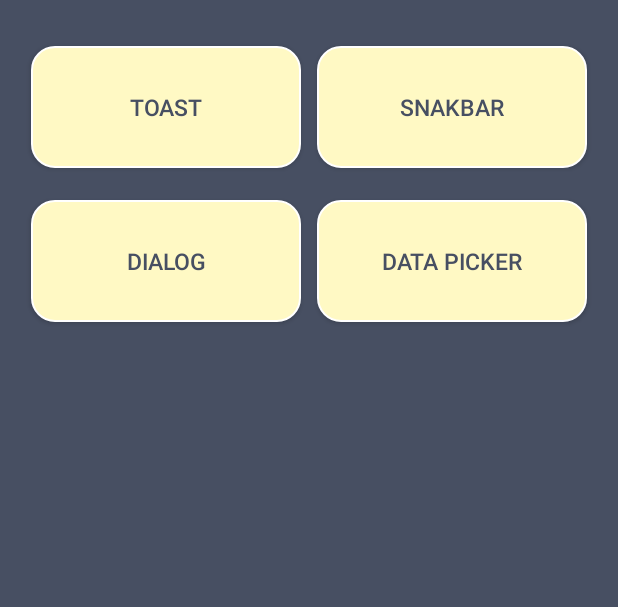
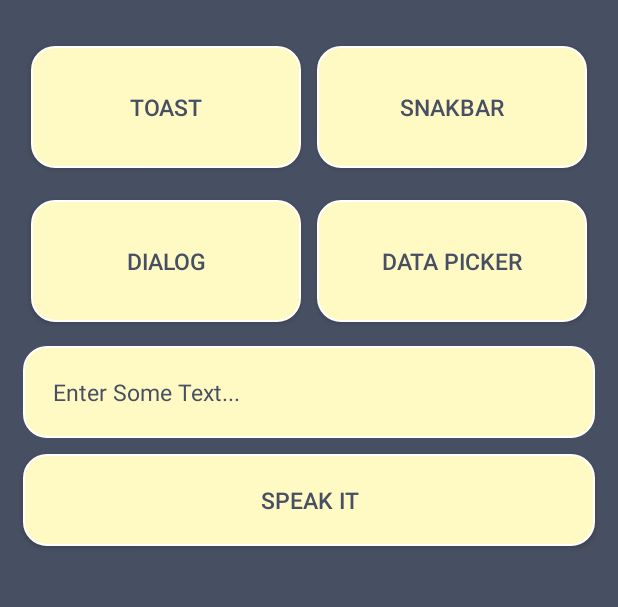
Before and after one commit to Takshaksh/AndroidProjects, an Android app: the screen it shows after launch (MainActivity), on a phone screen of 412 x 824 dp, the part 86-693 px from its top. Run offline under Robolectric (Android 15) with nearby library versions, the phone set to English and light mode, and no system bars.

Commit message:
Text to speech added
Comments to the project added

```diff
--- a/Notify/app/src/main/java/com/linuxh2o/notify/MainActivity.java
+++ b/Notify/app/src/main/java/com/linuxh2o/notify/MainActivity.java
@@ -6,19 +6,22 @@ import android.app.AlertDialog;
 import android.app.DatePickerDialog;
 import android.content.DialogInterface;
 import android.os.Bundle;
+import android.speech.tts.TextToSpeech;
 import android.view.Gravity;
 import android.view.View;
 import android.widget.Button;
 import android.widget.DatePicker;
+import android.widget.EditText;
 import android.widget.Toast;
-
 import com.google.android.material.snackbar.Snackbar;
-
 import java.util.Calendar;
+import java.util.Locale;
 
 public class MainActivity extends AppCompatActivity {
 
-    private Button toast, snakbar, datePicker, dialog;
+    private Button toast, snakbar, datePicker, dialog, speakButton;
+    private EditText speakText;
+    private TextToSpeech tts;
 
     @Override
     protected void onCreate(Bundle savedInstanceState) {
@@ -29,6 +32,8 @@ public class MainActivity extends AppCompatActivity {
         snakbar     = findViewById(R.id.snakbar);
         datePicker  = findViewById(R.id.datePicker);
         dialog      = findViewById(R.id.dialog);
+        speakButton = findViewById(R.id.speakButton);
+        speakText   = findViewById(R.id.speakText);
 
         final AlertDialog.Builder builder = new AlertDialog.Builder(this);
 
@@ -50,6 +55,8 @@ public class MainActivity extends AppCompatActivity {
             }
         });
 
+        // Date picker event with Calender class object to fetch current date
+
         datePicker.setOnClickListener(new View.OnClickListener() {
             @Override
             public void onClick(View v) {
@@ -70,6 +77,8 @@ public class MainActivity extends AppCompatActivity {
 
             }
         });
+
+        // Dialog to show exit pop-up
 
         dialog.setOnClickListener(new View.OnClickListener() {
             @Override
@@ -99,5 +108,39 @@ public class MainActivity extends AppCompatActivity {
                 alert.show();
             }
         });
+
+        // Text-to-speech onclick listner
+
+        tts = new TextToSpeech(getApplicationContext(), new TextToSpeech.OnInitListener() {
+            @Override
+            public void onInit(int status) {
+                if(status != TextToSpeech.ERROR) {
+                    tts.setLanguage(Locale.US);
+                }
+            }
+        });
+
+        speakButton.setOnClickListener(new View.OnClickListener() {
+            @Override
+            public void onClick(View v) {
+                String speakingText = speakText.getText().toString();
+                if (speakingText.isEmpty()){
+                    speakText.setError("Enter something");
+                    speakText.requestFocusFromTouch();
+                }
+                tts.speak(speakingText, TextToSpeech.QUEUE_FLUSH, null);
+
+
+
+            }
+        });
+    }
+
+    public void onPause(){
+        if(tts !=null){
+            tts.stop();
+            tts.shutdown();
+        }
+        super.onPause();
     }
 }
--- a/Notify/app/src/main/res/drawable/background_button_patch.xml
+++ b/Notify/app/src/main/res/drawable/background_button_patch.xml
@@ -1,8 +1,20 @@
 <?xml version="1.0" encoding="utf-8"?>
 
-<shape xmlns:android="http://schemas.android.com/apk/res/android">
-    <solid android:color="#FFF9C4"/>
-    <stroke android:width="1dp" android:color="#FFFFFF" />
-    <corners android:radius="15dp"/>
-    <padding android:left="0dp" android:top="0dp" android:right="0dp" android:bottom="0dp" />
-</shape>
+<selector xmlns:android="http://schemas.android.com/apk/res/android">
+    <item android:state_pressed="true">
+        <shape>
+            <solid android:color="#FFE082"/>
+            <stroke android:width="1dp" android:color="#FFFFFF" />
+            <corners android:radius="15dp"/>
+            <padding android:left="0dp" android:top="0dp" android:right="0dp" android:bottom="0dp" />
+        </shape>
+    </item>
+    <item android:state_selected="false">
+        <shape>
+            <solid android:color="#FFF9C4"/>
+            <stroke android:width="1dp" android:color="#FFFFFF" />
+            <corners android:radius="15dp"/>
+            <padding android:left="0dp" android:top="0dp" android:right="0dp" android:bottom="0dp" />
+        </shape>
+    </item>
+</selector>
--- a/Notify/app/src/main/res/layout/activity_main.xml
+++ b/Notify/app/src/main/res/layout/activity_main.xml
@@ -85,4 +85,30 @@
         </Button>
     </LinearLayout>
 
+    <EditText
+        android:id="@+id/speakText"
+        android:layout_width="match_parent"
+        android:layout_height="wrap_content"
+        android:maxHeight="100dp"
+        android:hint="Enter Some Text..."
+        android:textColorHint="@color/darkish"
+        android:textColor="@color/darkish"
+        android:textSize="15dp"
+        android:padding="20dp"
+        android:layout_margin="5dp"
+        android:background="@drawable/background_button_patch">
+    </EditText>
+
+    <Button
+        android:id="@+id/speakButton"
+        android:layout_width="match_parent"
+        android:layout_height="wrap_content"
+        android:text="Speak it"
+        android:textColor="@color/darkish"
+        android:textSize="15dp"
+        android:padding="20dp"
+        android:layout_margin="5dp"
+        android:background="@drawable/background_button_patch">
+    </Button>
+
 </LinearLayout>
```
